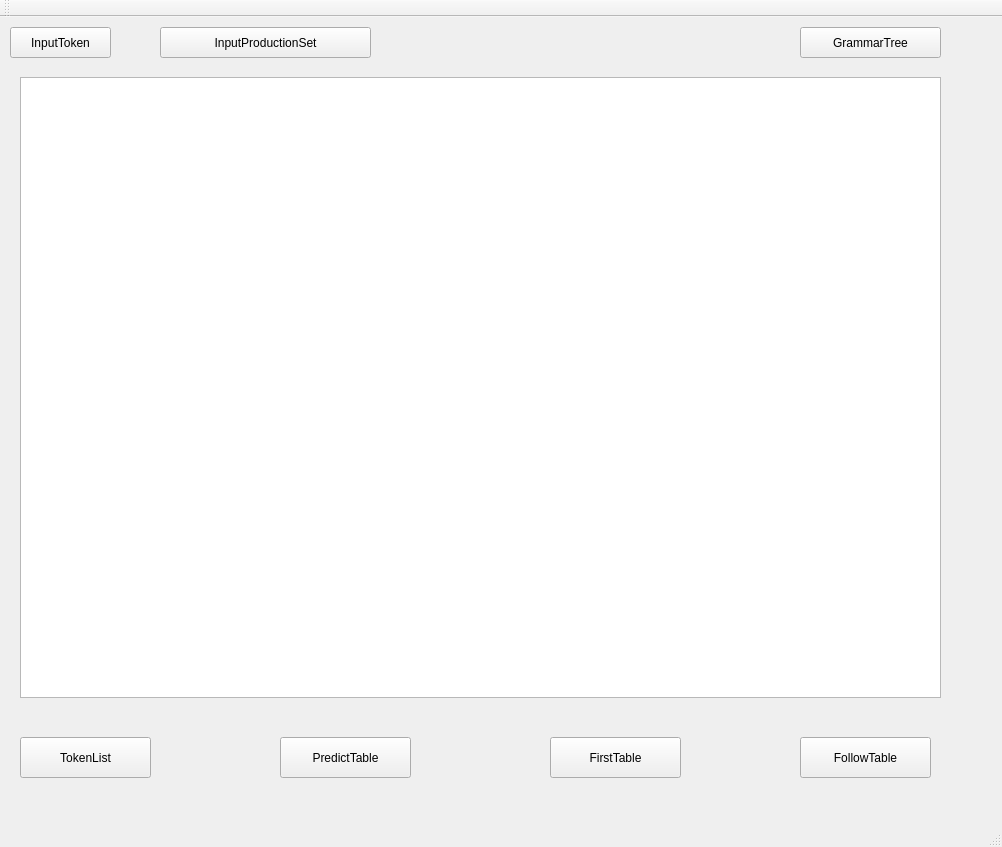
This is SNL Compiler/SNL Compiler/source/mainwindow.ui in Gwzlchn/SNL-Compiler as Qt 5 draws it before an edit. The edited form follows.
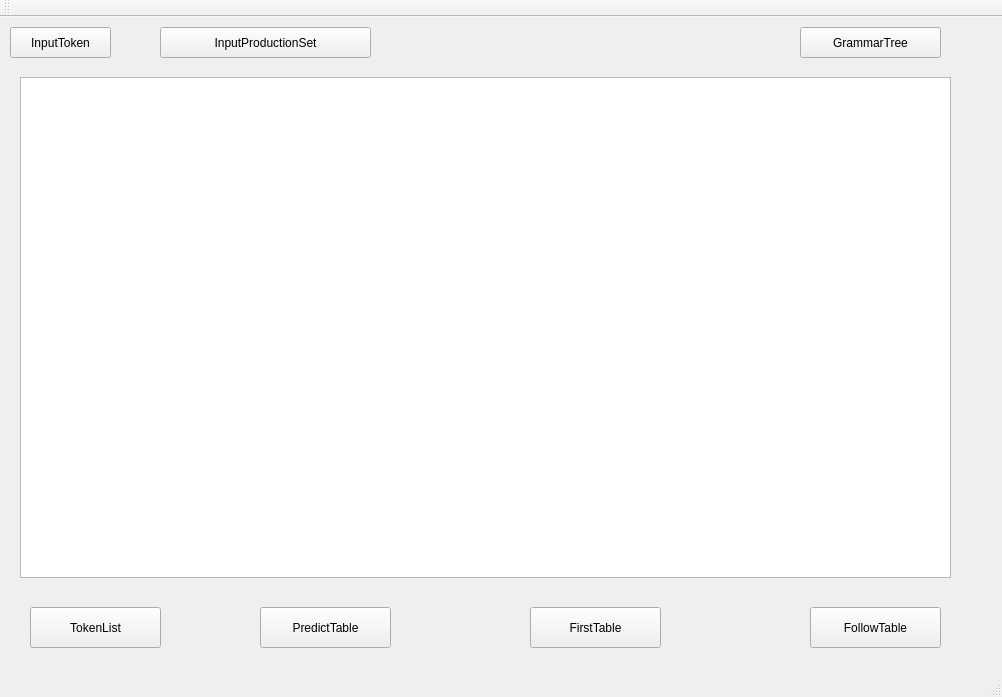
This is the edited form.

Diff of the .ui file:
```diff
--- a/SNL Compiler/SNL Compiler/source/mainwindow.ui
+++ b/SNL Compiler/SNL Compiler/source/mainwindow.ui
@@ -7,7 +7,7 @@
     <x>0</x>
     <y>0</y>
     <width>1002</width>
-    <height>847</height>
+    <height>697</height>
    </rect>
   </property>
   <property name="windowTitle">
@@ -20,8 +20,8 @@
     </property>
     <property name="geometry">
      <rect>
-      <x>20</x>
-      <y>720</y>
+      <x>30</x>
+      <y>590</y>
       <width>131</width>
       <height>41</height>
      </rect>
@@ -36,8 +36,8 @@
     </property>
     <property name="geometry">
      <rect>
-      <x>800</x>
-      <y>720</y>
+      <x>810</x>
+      <y>590</y>
       <width>131</width>
       <height>41</height>
      </rect>
@@ -52,8 +52,8 @@
     </property>
     <property name="geometry">
      <rect>
-      <x>280</x>
-      <y>720</y>
+      <x>260</x>
+      <y>590</y>
       <width>131</width>
       <height>41</height>
      </rect>
@@ -70,8 +70,8 @@
      <rect>
       <x>20</x>
       <y>60</y>
-      <width>921</width>
-      <height>621</height>
+      <width>931</width>
+      <height>501</height>
      </rect>
     </property>
     <property name="readOnly">
@@ -120,8 +120,8 @@
    <widget class="QPushButton" name="FirstTable">
     <property name="geometry">
      <rect>
-      <x>550</x>
-      <y>720</y>
+      <x>530</x>
+      <y>590</y>
       <width>131</width>
       <height>41</height>
      </rect>
```
